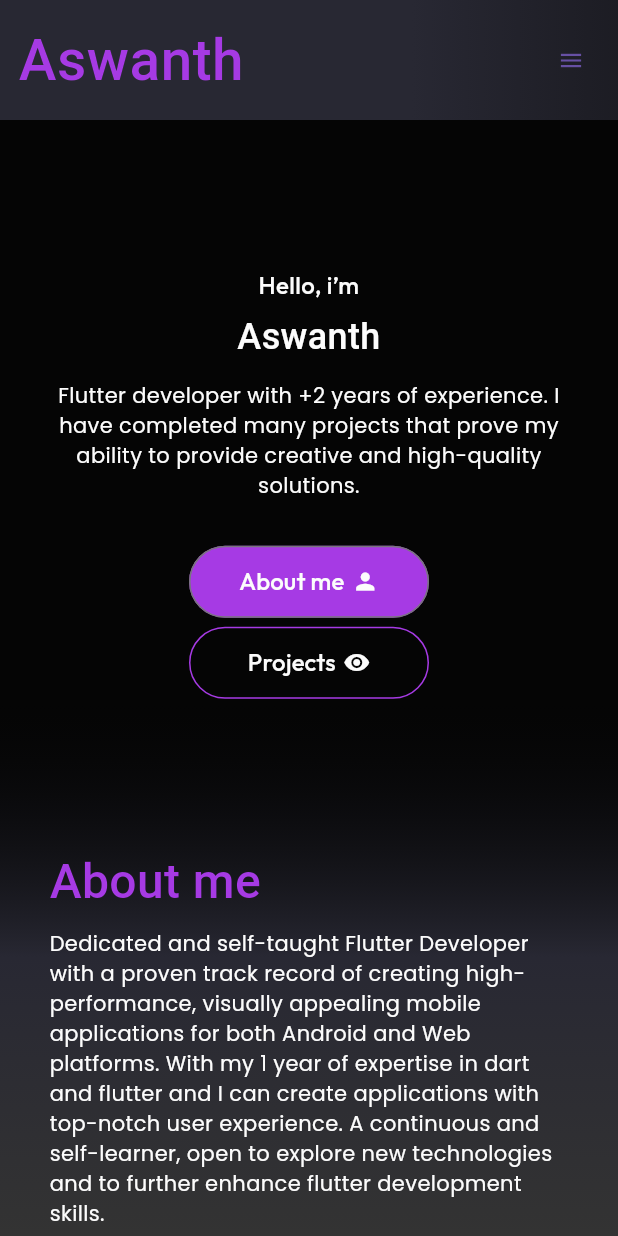
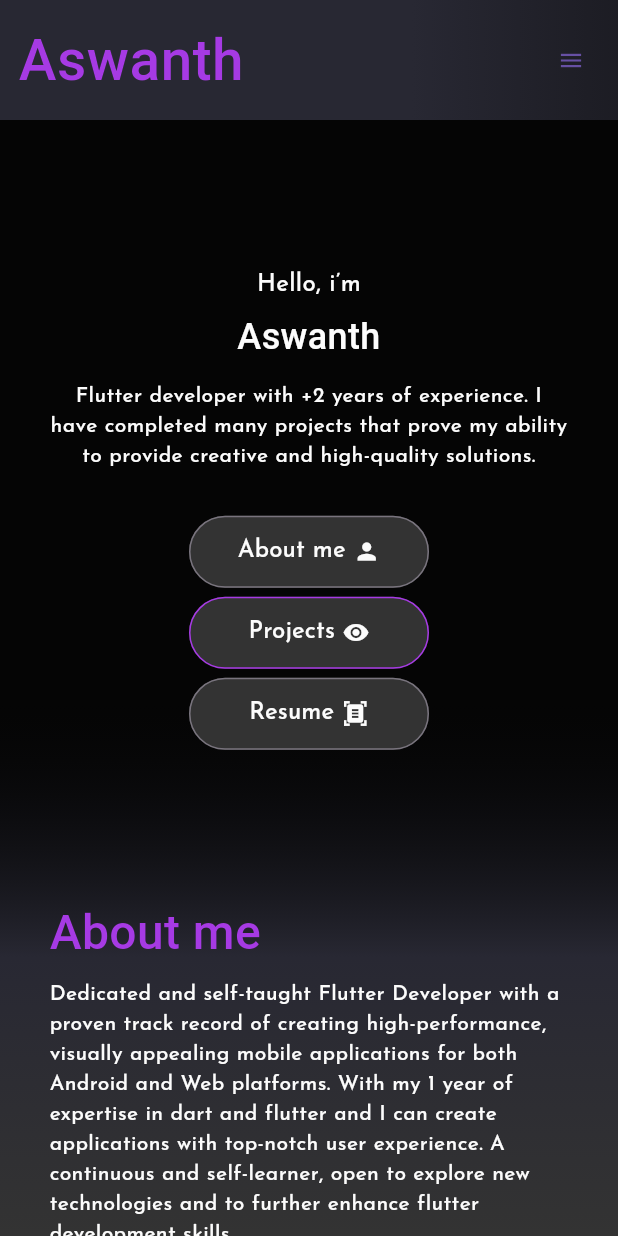
Before and after one commit to Aswanthds/aswanthds_new.github.io, a Flutter app: the screen it shows after launch, on a phone screen of 412 x 824 dp. Run offline on Flutter 3.47's test engine with Material 3 defaults, Android fonts, the phone set to English and light mode, and no system bars; drawn by our look-alikes of auto_size_text; our stand-ins replace cached_network_image, equatable, flutter_bloc, flutter_svg, font_awesome_flutter, google_fonts; missing offline and left inert: universal_html; network calls fail.

Commit message:
iames and resume changed

```diff
--- a/lib/core/utils/app_assets.dart
+++ b/lib/core/utils/app_assets.dart
@@ -5,4 +5,7 @@ abstract class AppAssets {
   static const androidLogo = '$_basePath/android.svg';
   static const scrappingLogo = '$_basePath/slider.svg';
   static const uiDesignLogo = '$_basePath/ruler.svg';
+  static const xcode = '$_basePath/xcode.svg';
+  static const skills = '$_basePath/skills.svg';
+  static const languages = '$_basePath/languages.svg';
 }
--- a/lib/core/utils/app_colors.dart
+++ b/lib/core/utils/app_colors.dart
@@ -9,5 +9,8 @@ abstract class AppColors {
   static Color darkColor = const Color(0xff333333);
   static Color scaffoldColor = const Color(0xFF050505);
   static Color appBarColor = const Color(0xff282833);
-
+  static const Color warmYellow = Color(0xFFF0DA69); // Hex: F0DA69
+  static const Color softMint = Color(0xFFA3DAC2); // Hex: A3DAC2
+  static const Color blushPink = Color(0xFFE7C2D4); // Hex: E7C2D4
+  static const Color skyBlue = Color(0xFF92BDF6);
 }
--- a/lib/core/utils/app_constants.dart
+++ b/lib/core/utils/app_constants.dart
@@ -1,3 +1,5 @@
+import 'package:portfolio/core/utils/app_assets.dart';
+
 import '../../data/models/custom_service.dart';
 import '../../data/models/project.dart';
 
@@ -6,19 +8,22 @@ abstract class AppConstants {
   static const List<Skills> services = [
     Skills(
       heading: 'Language',
-      //logo: AppAssets.androidLogo,
-      values: ['Dart'],
+      logo: AppAssets.languages,
+      values: [
+        'Dart',
+      ],
     ),
     Skills(
       heading: 'Framework',
-        //logo: AppAssets.androidLogo,
+      logo: AppAssets.scrappingLogo,
       values: [
         'Flutter',
         'Bootstrap',
-        ]),
+      ],
+    ),
     Skills(
       heading: 'Tools',
-      //logo: AppAssets.androidLogo,
+      logo: AppAssets.uiDesignLogo,
       values: [
         'Firebase',
         'Figma',
@@ -26,7 +31,7 @@ abstract class AppConstants {
     ),
     Skills(
       heading: 'Technology',
-      //logo: AppAssets.androidLogo,
+      logo: AppAssets.androidLogo,
       values: [
         'Firebase',
         'Figma',
@@ -36,27 +41,23 @@ abstract class AppConstants {
     ),
     Skills(
       heading: 'Familiar with',
-      //logo: AppAssets.androidLogo,
-      values: [
-        'HTML',
-        'CSS',
-        'JS',
-      ],
+      logo: AppAssets.androidLogo,
+      values: ['HTML', 'CSS', 'JS', 'Go', 'Java', 'Python'],
     ),
     Skills(
       heading: 'Platforms',
-      //logo: AppAssets.androidLogo,
-      values: ['Android – Flutter', 'Web – Flutter, HTML and CSS'],
+      logo: AppAssets.androidLogo,
+      values: ['Android - Flutter', "Web - Flutter, HTML and CSS"],
     ),
     Skills(
       heading: 'IDE(s)',
-      //logo: AppAssets.androidLogo,
-      values: ['VSCode', 'Android Studio'],
+      logo: AppAssets.xcode,
+      values: ['VSCode', 'Android Studio', 'XCode'],
     ),
     Skills(
       heading: 'Other Skills',
-      //logo: AppAssets.androidLogo,
-      values: ['REST APIs', 'Git', 'Playstore Hosting'],
+      logo: AppAssets.skills,
+      values: ['REST APIs', 'Git', 'Playstore', 'Appstore'],
     ),
   ];
   static const List<Project> projects = [
@@ -67,23 +68,24 @@ abstract class AppConstants {
       description:
           'Its a recipe book thats made everyone a experience cook made using flutter. ',
     ),
-    Project(
-      name: 'Neram Dating App (On going)',
-      imageUrl:
-          'https://media.licdn.com/dms/image/v2/D562DAQHvr_5MKs8Zlw/profile-treasury-image-shrink_1920_1920/profile-treasury-image-shrink_1920_1920/0/1739361158319?e=1740567600&v=beta&t=Gc6EQGjvfRHHd2iu4ItccWXJ_F5mhfqzRaZISB1LNqI',
-      description:
-          'A Premium colaborating project with other 3 of my friends. A Dating application made using the flutter and firebase and other technologies ,an application for the people of kerala.',
-    ),
+    // Project(
+    //   name: 'Neram Dating App (On going)',
+    //   imageUrl:
+    //       'https://media.licdn.com/dms/image/v2/D562DAQHvr_5MKs8Zlw/profile-treasury-image-shrink_1920_1920/profile-treasury-image-shrink_1920_1920/0/1739361158319?e=1740567600&v=beta&t=Gc6EQGjvfRHHd2iu4ItccWXJ_F5mhfqzRaZISB1LNqI',
+    //   description:
+    //       'A Premium colaborating project with other 3 of my friends. A Dating application made using the flutter and firebase and other technologies ,an application for the people of kerala.',
+    // ),
     Project(
       name: 'Kootu Dating App',
       imageUrl:
-            'https://play-lh.googleusercontent.com/-bSSmoxq8G2u3iq76Mz7zqBo12DV54W7eo7GjJ2cZAMZRFrqzB3jaDbOCKlK1SOzLCDq=w240-h480-rw',
+          'https://drive.google.com/uc?export=view&id=1JTxMJhIywWTa8qPaFC6HccLGVMEGQIKK',
       description:
           'An Simple Free User friendly Dating application for android users made using the flutter and firebase utilities to enhance the backend for Android devices.',
       githubRepoLink: 'https://github.com/Aswanthds/ipicku_dating_app',
       googlePlay:
           'https://play.google.com/store/apps/details?id=com.aswanth.ipicku',
-        previewLink: 'https://ipicku-dating-app-fire.firebaseapp.com/'),
+      // previewLink: 'https://ipicku-dating-app-fire.firebaseapp.com/',
+    ),
     Project(
       name: 'Avideo Video Player',
       imageUrl:
--- a/lib/core/utils/app_styles.dart
+++ b/lib/core/utils/app_styles.dart
@@ -24,28 +24,28 @@ abstract class AppStyles {
     fontSize: 24,
     fontWeight: FontWeight.w500,
   );
-  static TextStyle s20 = GoogleFonts.outfit(
+  static TextStyle s20 = GoogleFonts.josefinSans(
     color: AppColors.white,
     fontSize: 20,
     fontWeight: FontWeight.w500,
   );
-  static TextStyle s18 = GoogleFonts.outfit(
+  static TextStyle s18 = GoogleFonts.josefinSans(
     color: AppColors.white,
     fontSize: 18,
     fontWeight: FontWeight.w500,
   );
-  static TextStyle s17 = GoogleFonts.outfit(
+  static TextStyle s17 = GoogleFonts.josefinSans(
     color: AppColors.white,
     fontSize: 17,
     fontWeight: FontWeight.w500,
   );
 
-  static TextStyle s16 = GoogleFonts.outfit(
+  static TextStyle s16 = GoogleFonts.josefinSans(
     color: AppColors.white,
     fontSize: 16,
     fontWeight: FontWeight.w500,
   );
-  static TextStyle s14 = TextStyle(
+  static TextStyle s14 = GoogleFonts.josefinSans(
     color: AppColors.white,
     fontSize: 14,
     fontWeight: FontWeight.w500,
--- a/lib/data/models/custom_service.dart
+++ b/lib/data/models/custom_service.dart
@@ -13,12 +13,12 @@ class CustomService {
 
 class Skills{
     final String heading;
-  //final String logo;
+  final String logo;
   final List<String> values;
 
   const Skills({
     required this.heading,
-    // required this.logo,
+    required this.logo,
     required this.values,
   });
 
--- a/lib/portfolio_app.dart
+++ b/lib/portfolio_app.dart
@@ -1,8 +1,6 @@
-import 'dart:convert';
 
 import 'package:flutter/material.dart';
 import 'package:flutter_bloc/flutter_bloc.dart';
-import 'package:dio/dio.dart';
 import 'config/theme_manager.dart';
 import 'presentation/blocs/home_bloc/home_bloc.dart';
 import 'presentation/views/home_view.dart';
--- a/lib/presentation/widgets/app_bar/custom_header_btn.dart
+++ b/lib/presentation/widgets/app_bar/custom_header_btn.dart
@@ -20,7 +20,7 @@ class CustomHeaderBtn extends StatelessWidget {
         context.read<HomeBloc>().add(ChangeAppBarHeadersIndex(headerIndex));
         if (headerIndex == 4) {
           var uri =
-              "https://drive.google.com/file/d/1Dex1qExAsEc22lEAMBJaCmOo_ghXvHFQ/view";
+              "https://drive.google.com/file/d/1NKp5q2BqcpEpahzPp4h9p2gBHfkbO5Pq/view";
 
           html.window.open(uri, '_blank');
         }
--- a/lib/presentation/widgets/body/about_me/basic_services_grid.dart
+++ b/lib/presentation/widgets/body/about_me/basic_services_grid.dart
@@ -49,7 +49,7 @@ class BasicServicesGrid extends StatelessWidget {
     } else if (deviceWidth < DeviceType.ipad.getMinWidth()) {
       return 1.4;
     } else if (deviceWidth < DeviceType.smallScreenLaptop.getMaxWidth()) {
-      return 1.5;
+      return 1.42;
     } else {
       return 1.6;
     }
--- a/lib/presentation/widgets/body/contact/contact_form.dart
+++ b/lib/presentation/widgets/body/contact/contact_form.dart
@@ -1,11 +1,8 @@
 import 'package:flutter/material.dart';
 
 import 'package:portfolio/config/extensions.dart';
-import '../../../../core/utils/app_colors.dart';
 import '../../../../core/utils/app_enums.dart';
 import '../../../../core/utils/app_extensions.dart';
-import '../../../../core/utils/app_styles.dart';
-import '../../../../core/widgets/custom_button.dart';
 
 class ContactForm extends StatefulWidget {
   const ContactForm({super.key});
--- a/lib/presentation/widgets/body/intro/intro_actions.dart
+++ b/lib/presentation/widgets/body/intro/intro_actions.dart
@@ -1,3 +1,5 @@
+import 'package:universal_html/html.dart' as html;
+
 import 'package:flutter/material.dart';
 import 'package:flutter_bloc/flutter_bloc.dart';
 import 'package:portfolio/config/extensions.dart';
@@ -17,7 +19,7 @@ class IntoActions extends StatelessWidget {
       CustomButton(
         label: AppBarHeaders.aboutMe.getString(),
         icon: Icons.person,
-        backgroundColor: AppColors.primaryColor,
+        backgroundColor: AppColors.darkColor,
         onPressed: () {
           context.read<HomeBloc>().add(ChangeAppBarHeadersIndex(1));
         },
@@ -29,9 +31,26 @@ class IntoActions extends StatelessWidget {
       CustomButton(
         label: AppBarHeaders.projects.getString(),
         icon: Icons.remove_red_eye,
+        backgroundColor: AppColors.darkColor,
         borderColor: AppColors.primaryColor,
         onPressed: () {
           context.read<HomeBloc>().add(ChangeAppBarHeadersIndex(2));
+        },
+        width: 160,
+      ),
+      context.mediaQueryWidth < DeviceType.ipad.getMaxWidth()
+          ? const SizedBox(height: 6)
+          : const SizedBox(width: 32),
+      CustomButton(
+        label: AppBarHeaders.resume.getString(),
+        icon: Icons.document_scanner,
+        backgroundColor: AppColors.darkColor,
+        onPressed: () {
+          context.read<HomeBloc>().add(ChangeAppBarHeadersIndex(2));
+          var uri =
+              "https://drive.google.com/file/d/1g_3RbNGp0A6oM_OerR7kU42FQjSps3AF/view";
+
+          html.window.open(uri, '_blank');
         },
         width: 160,
       ),
--- a/lib/presentation/widgets/body/intro/intro_section.dart
+++ b/lib/presentation/widgets/body/intro/intro_section.dart
@@ -2,7 +2,6 @@ import 'package:flutter/material.dart';
 import 'package:portfolio/config/extensions.dart';
 import '../../../../core/utils/app_enums.dart';
 import '../../../../core/utils/app_extensions.dart';
-import 'intro_circle_image_box.dart';
 import 'intro_text.dart';
 
 class IntroSection extends StatelessWidget {
--- a/lib/presentation/widgets/body/projects/project_actions.dart
+++ b/lib/presentation/widgets/body/projects/project_actions.dart
@@ -44,7 +44,7 @@ class ProjectActions extends StatelessWidget {
               const SizedBox(width: 18),
             Expanded(
               child: CustomButton(
-                label: 'PlayStore',
+                label: 'Live',
                 borderColor: AppColors.primaryColor,
                 onPressed: () {
                   html.window.open(project.googlePlay!, '_blank');
```
Also changed, not shown: lib/presentation/widgets/body/about_me/basic_service_item.dart (+8 -7 lines), lib/presentation/widgets/body/projects/project_image.dart (+7 -12 lines), lib/presentation/widgets/body/projects/project_item.dart (+12 -5 lines), assets/images/languages.svg (added), assets/images/skills.svg (added), assets/images/xcode.svg (added), pubspec.lock, 1 other file. Lines whose indentation alone changed are shown as unchanged.
